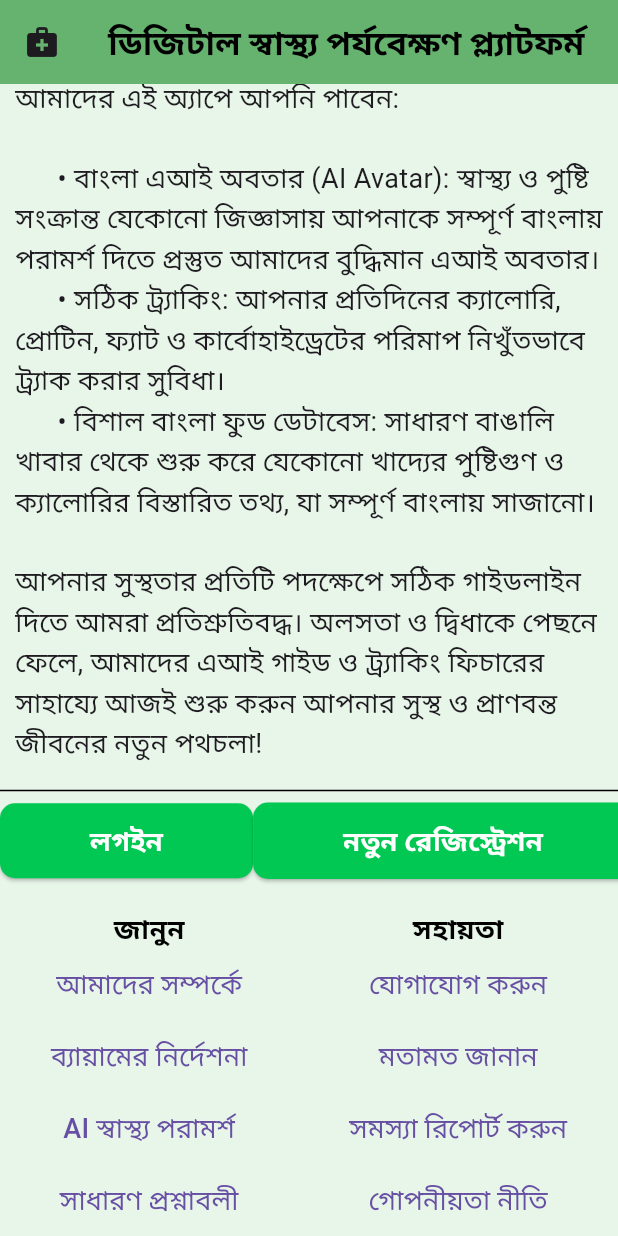
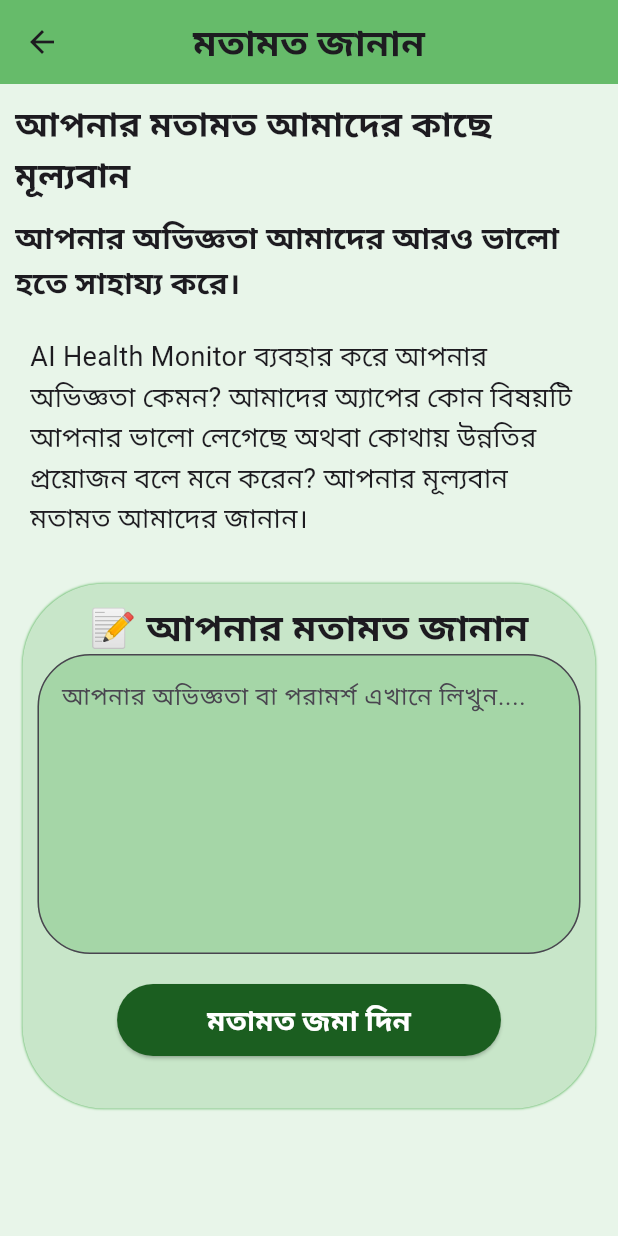
Before and after one commit to MasudMallik/flutter_app, a Flutter app: the screen it shows after launch, scrolled down 884 dp, after a tap on "মতামত জানান", on a phone screen of 412 x 824 dp. Run offline on Flutter 3.47's test engine with Material 3 defaults, Android fonts, the phone set to English and light mode, and no system bars; our stand-ins replace animated_splash_screen, lottie.

Commit message:
adding feed back page

```diff
--- /dev/null
+++ b/lib/pages/feed_back.dart
@@ -0,0 +1,93 @@
+import 'package:flutter/material.dart';
+
+class FeedBack extends StatelessWidget{
+  const FeedBack({super.key});
+
+  @override
+  Widget build(BuildContext context) {
+    return Scaffold(
+      backgroundColor: Colors.green.shade50,
+      appBar: AppBar(
+        centerTitle: true,
+        title: Text("মতামত জানান",style: TextStyle(
+          fontWeight: FontWeight.bold,
+          fontSize: 25
+        ),),
+        backgroundColor: Colors.green.shade400,
+      ),
+      body: Column(
+        children: [
+          Container(
+            padding: EdgeInsets.all(10),
+            child: Text("আপনার মতামত আমাদের কাছে মূল্যবান ",style: TextStyle(
+              fontSize: 23,
+              fontWeight: FontWeight.bold
+            ),),
+          ),
+          Container(
+          padding: EdgeInsets.symmetric(horizontal: 10),
+            child: Text("আপনার অভিজ্ঞতা আমাদের আরও ভালো হতে সাহায্য করে।",style: TextStyle(
+                fontSize: 20,
+              fontWeight: FontWeight.bold
+            ),),
+          ),
+          Container(
+            padding: EdgeInsets.all(10),
+            margin: EdgeInsets.all(10),
+            child: Text("AI Health Monitor ব্যবহার করে আপনার অভিজ্ঞতা কেমন? আমাদের অ্যাপের কোন বিষয়টি আপনার ভালো লেগেছে অথবা কোথায় উন্নতির প্রয়োজন বলে মনে করেন? আপনার মূল্যবান মতামত আমাদের জানান।",style: TextStyle(
+              fontSize: 18
+            ),),
+          ),
+          Container(
+            padding: EdgeInsets.all(10),
+            margin: EdgeInsets.symmetric(vertical: 10,horizontal: 15),
+            height: 350,
+            width: double.infinity,
+            decoration: BoxDecoration(
+              color: Colors.green.shade100,
+              borderRadius: BorderRadius.circular(55),
+              boxShadow: [BoxShadow(
+                color: Colors.green.withOpacity(0.8),
+                blurRadius: 0.5,
+                spreadRadius: 0.3
+              )]
+            ),
+            child: Column(
+              children: [
+                Container(
+                  child: Text("📝 আপনার মতামত জানান",style: TextStyle(
+                    fontSize: 25,
+                    fontWeight: FontWeight.bold
+                  ),),
+                ),
+                TextField(
+                   maxLines: null,
+                  minLines: 7,
+                  decoration: InputDecoration(
+                    hintText: "আপনার অভিজ্ঞতা বা পরামর্শ এখানে লিখুন....",
+                    filled: true,
+                    fillColor: Colors.green.shade200,
+                    border: OutlineInputBorder(
+                      borderRadius: BorderRadius.circular(35)
+                    )
+
+                  )
+                ),
+                SizedBox(height: 20,),
+                ElevatedButton(onPressed: (){},style: ElevatedButton.styleFrom(
+                  padding: EdgeInsets.symmetric(vertical: 10,horizontal: 60),
+                  backgroundColor: Colors.green.shade900
+                ),child: Text("মতামত জমা দিন",style: TextStyle(
+                  fontSize: 19,
+                  fontWeight: FontWeight.bold,
+                  color: Colors.white
+
+                ),))
+              ],
+            ),
+          )
+        ],
+      ),
+    );
+  }
+}
--- a/lib/pages/home.dart
+++ b/lib/pages/home.dart
@@ -5,6 +5,7 @@ import 'package:ai_based_health_monitor/pages/yoga_page.dart';
 import 'package:ai_based_health_monitor/pages/Ai_health_chat.dart';
 import 'package:ai_based_health_monitor/pages/general_questions.dart';
 import 'package:ai_based_health_monitor/pages/contact_page.dart';
+import 'package:ai_based_health_monitor/pages/feed_back.dart';
 
 class Home extends StatelessWidget{
   const Home({super.key});
@@ -214,7 +215,9 @@ class Home extends StatelessWidget{
                     }, child: Text("যোগাযোগ করুন",style: TextStyle(
                         fontSize: 18
                     ),)),
-                    TextButton(onPressed: (){}, child: Text("মতামত জানান",style: TextStyle(
+                    TextButton(onPressed: (){
+                      Navigator.push(context, MaterialPageRoute(builder: (context)=>FeedBack()));
+                    }, child: Text("মতামত জানান",style: TextStyle(
                         fontSize: 18
                     ),)),
                     TextButton(onPressed: (){}, child: Text("সমস্যা রিপোর্ট করুন",style: TextStyle(
```
